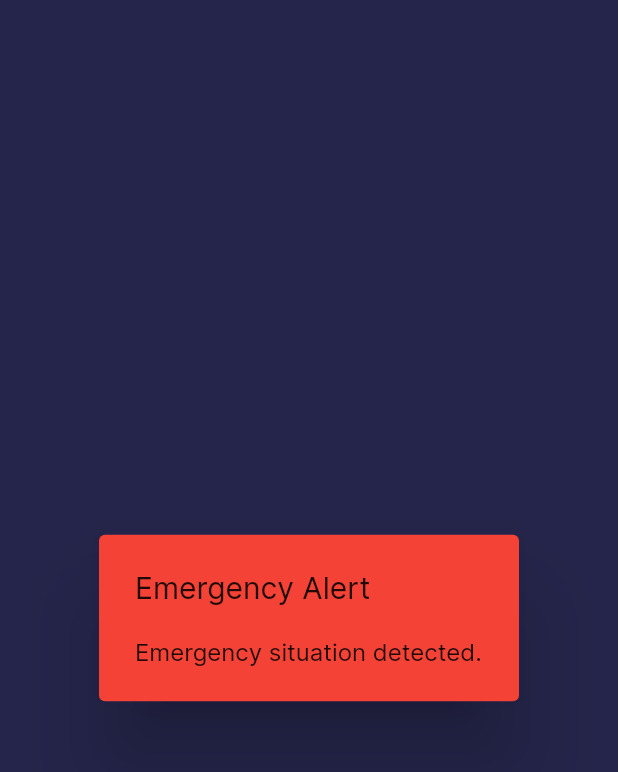
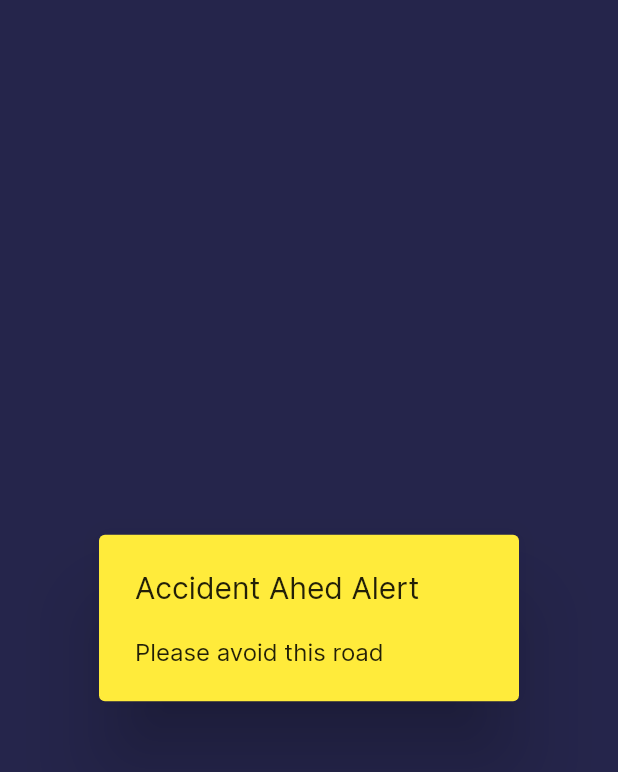
Before and after one commit to hasantha-nadeeshan/V2V-Communication-4-Augmented-Driving, a Flutter app: the screen it shows after launch, on a phone screen of 412 x 824 dp. Shown: the top 772 px of the screen. Run offline on Flutter 3.47's test engine with Material 2 defaults, Android fonts, the phone set to English and light mode, and no system bars; our stand-ins replace flutter_svg, hive, hive_flutter, rive; missing offline and left inert: imageview360; accounts and stored records are empty.

Commit message:
Added - Accident Ahead Screen

```diff
--- a/lib/main.dart
+++ b/lib/main.dart
@@ -19,17 +19,19 @@ void main() async {
   await Hive.openBox<String>('dummy');
   await Hive.openBox<String>('nearby');
   await Hive.openBox<String>('prev-nearby-data');
+  await Hive.openBox<String>('login');
   runApp(const MyApp());
 }
 
 class MyApp extends StatelessWidget {
   const MyApp({super.key});
 
+
   // This widget is the root of your application.
   @override
   Widget build(BuildContext context) {
     return MaterialApp(
-      title: 'The Flutter Way',
+      title: 'V2V Communication',
       theme: ThemeData(
         scaffoldBackgroundColor:  Colors.white,
         primarySwatch: Colors.blue,
--- a/lib/screens/home/home_screen.dart
+++ b/lib/screens/home/home_screen.dart
@@ -20,8 +20,8 @@ class _HomeScreenState extends State<HomeScreen> {
   String _recmsg ="";
   String emgon="";
   String accion="";
-  bool showEmergency = true;
-  bool showAccident = false;
+  bool showEmergency = false;
+  bool showAccident = true;
   bool isUpdating = false;
   int count = 0;
   List<String> _data=[];
@@ -150,7 +150,7 @@ class _HomeScreenState extends State<HomeScreen> {
     return Scaffold(
       body: SafeArea(
         bottom: false,
-        child: showEmergency? emergencyAlertShow() : SingleChildScrollView(
+        child: showEmergency? emergencyAlertShow() : showAccident? accidentAlertShow(): SingleChildScrollView(
           child: Column(
             crossAxisAlignment: CrossAxisAlignment.start,
             children: [
--- a/lib/screens/popupcards/accident.dart
+++ b/lib/screens/popupcards/accident.dart
@@ -1,23 +1,24 @@
-import 'package:flutter/src/widgets/framework.dart';
-import 'package:flutter/src/widgets/placeholder.dart';
 import 'dart:ui';
 import 'package:flutter/material.dart';
 import 'package:flutter/material.dart';
+import 'package:v2v_Com/constants.dart';
 
-class accidentShow extends StatelessWidget {
-  const accidentShow({super.key});
+class accidentAlertShow extends StatelessWidget {
+  const accidentAlertShow({super.key});
 
   @override
   Widget build(BuildContext context) {
     return Container(
-            child: AlertDialog(
-                            title: const Text('Accident Ahead'),
-                            content: const Text('Accident Ahead, Please avoid.'),
-                            backgroundColor: Colors.yellow,
+            color: backgroundColorDark,
+            child: Center(
+              child:
+                AlertDialog(
+                  title: const Text('Accident Ahed Alert'),
+                  content: const Text('Please avoid this road'),
+                  backgroundColor: Colors.yellow,
+                ),
 
-
-
-            ),
+      ),
     );
   }
 }
```
Also changed, not shown: lib/screens/onboding/components/sign_in_form.dart (+11 -0 lines), lib/screens/onboding/onboding_screen.dart (+9 -5 lines).
